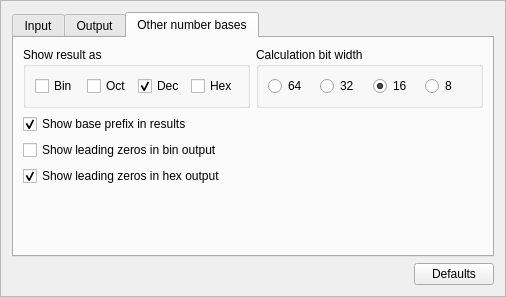
Above: ui/OptionsWidget.ui from jgeudens/MathyResurrected before the change. Below: the same form after it.
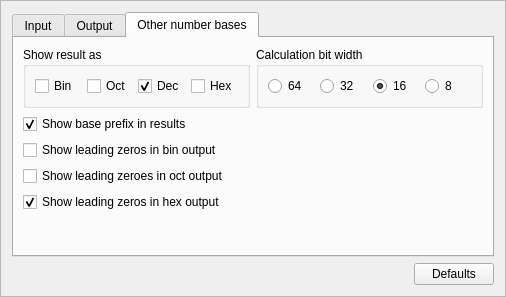
That is the form after the change.

Commit message: Added leading zeroes option to octal output.

The edit to the form file:
```diff
--- a/ui/OptionsWidget.ui
+++ b/ui/OptionsWidget.ui
@@ -8,7 +8,7 @@
     <x>0</x>
     <y>0</y>
     <width>455</width>
-    <height>280</height>
+    <height>273</height>
    </rect>
   </property>
   <property name="windowTitle">
@@ -402,7 +402,7 @@
       <attribute name="title">
        <string>Other number bases</string>
       </attribute>
-      <layout class="QVBoxLayout" name="verticalLayout_3">
+      <layout class="QVBoxLayout" name="verticalLayout_5">
        <item>
         <layout class="QGridLayout" name="gridLayout_4">
          <item row="0" column="0">
@@ -486,6 +486,8 @@
           </widget>
          </item>
          <item row="1" column="0" colspan="2">
+          <layout class="QVBoxLayout" name="verticalLayout_3">
+           <item>
           <widget class="QCheckBox" name="checkBoxShowBasePrefix">
            <property name="toolTip">
             <string>Show prefix for given number base in results (i.e. &quot;0x&quot; for hexadecimal numbers)</string>
@@ -498,14 +500,21 @@
            </property>
           </widget>
          </item>
-         <item row="2" column="0" colspan="2">
+           <item>
           <widget class="QCheckBox" name="checkBoxShowLeadingZerosBin">
            <property name="text">
             <string>Show leading zeros in bin output</string>
            </property>
           </widget>
          </item>
-         <item row="3" column="0" colspan="2">
+           <item>
+            <widget class="QCheckBox" name="checkBoxShowLeadingZerosOct">
+             <property name="text">
+              <string>Show leading zeroes in oct output</string>
+             </property>
+            </widget>
+           </item>
+           <item>
           <widget class="QCheckBox" name="checkBoxShowLeadingZerosHex">
            <property name="text">
             <string>Show leading zeros in hex output</string>
@@ -517,6 +526,8 @@
          </item>
         </layout>
        </item>
+        </layout>
+       </item>
        <item>
         <spacer name="verticalSpacer_2">
          <property name="orientation">
@@ -525,7 +536,7 @@
          <property name="sizeHint" stdset="0">
           <size>
            <width>20</width>
-           <height>50</height>
+           <height>25</height>
           </size>
          </property>
         </spacer>
```
Lines whose indentation alone changed are shown as unchanged. The commit also changes 4 other files.
